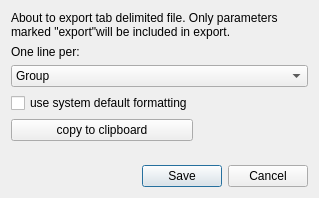
Old version of the form QtPMbrowser/DlgExportMetadata.ui in the repository ChrisHal/PMbrowser.
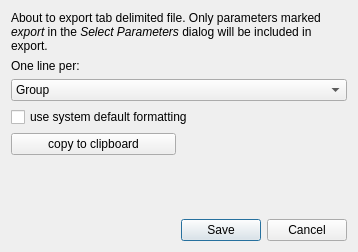
New version of the form.

Commit message: make some dialog nicer on macOS

Diff of the .ui file:
```diff
--- a/QtPMbrowser/DlgExportMetadata.ui
+++ b/QtPMbrowser/DlgExportMetadata.ui
@@ -6,8 +6,8 @@
    <rect>
     <x>0</x>
     <y>0</y>
-    <width>307</width>
-    <height>198</height>
+    <width>358</width>
+    <height>252</height>
    </rect>
   </property>
   <property name="windowTitle">
@@ -74,7 +74,7 @@
    <item row="0" column="0" colspan="4">
     <widget class="QLabel" name="label_2">
      <property name="text">
-      <string>&lt;html&gt;&lt;head/&gt;&lt;body&gt;&lt;p&gt;About to export tab delimited file. Only parameters marked &amp;quot;export&amp;quot;will be included in export.&lt;/p&gt;&lt;/body&gt;&lt;/html&gt;</string>
+      <string>&lt;html&gt;&lt;head/&gt;&lt;body&gt;&lt;p&gt;About to export tab delimited file. Only parameters marked &lt;span style=&quot; font-style:italic;&quot;&gt;export&lt;/span&gt; in the &lt;span style=&quot; font-style:italic;&quot;&gt;Select Parameters&lt;/span&gt; dialog will be included in export.&lt;/p&gt;&lt;/body&gt;&lt;/html&gt;</string>
      </property>
      <property name="scaledContents">
       <bool>false</bool>
@@ -91,7 +91,7 @@
      </property>
     </widget>
    </item>
-   <item row="3" column="0" colspan="2">
+   <item row="3" column="0" colspan="3">
     <widget class="QCheckBox" name="checkBoxSystemLocale">
      <property name="text">
       <string>use system default formatting</string>
```
Left out of the diff: 6 changed lines with no effect on the pictures. The commit also changes 1 other file.
